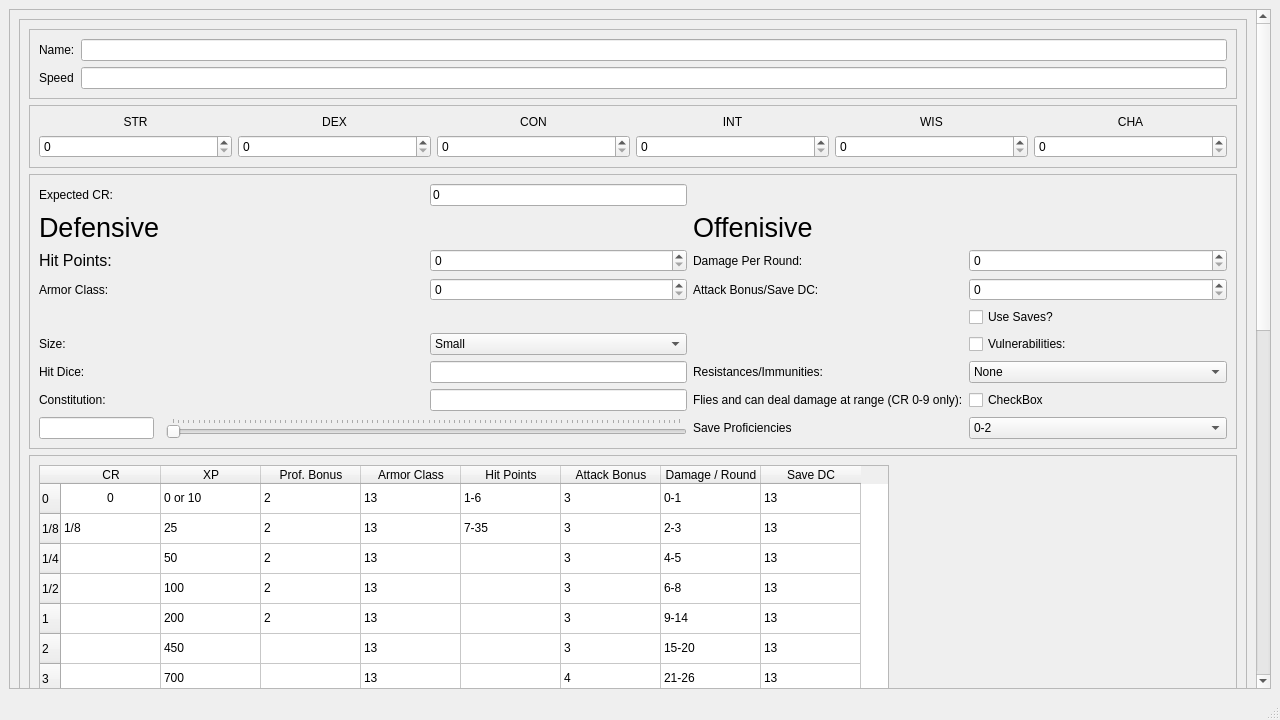
Qt form UI/mainScreen.ui (TheNephalian/Senior-Project) before a commit.
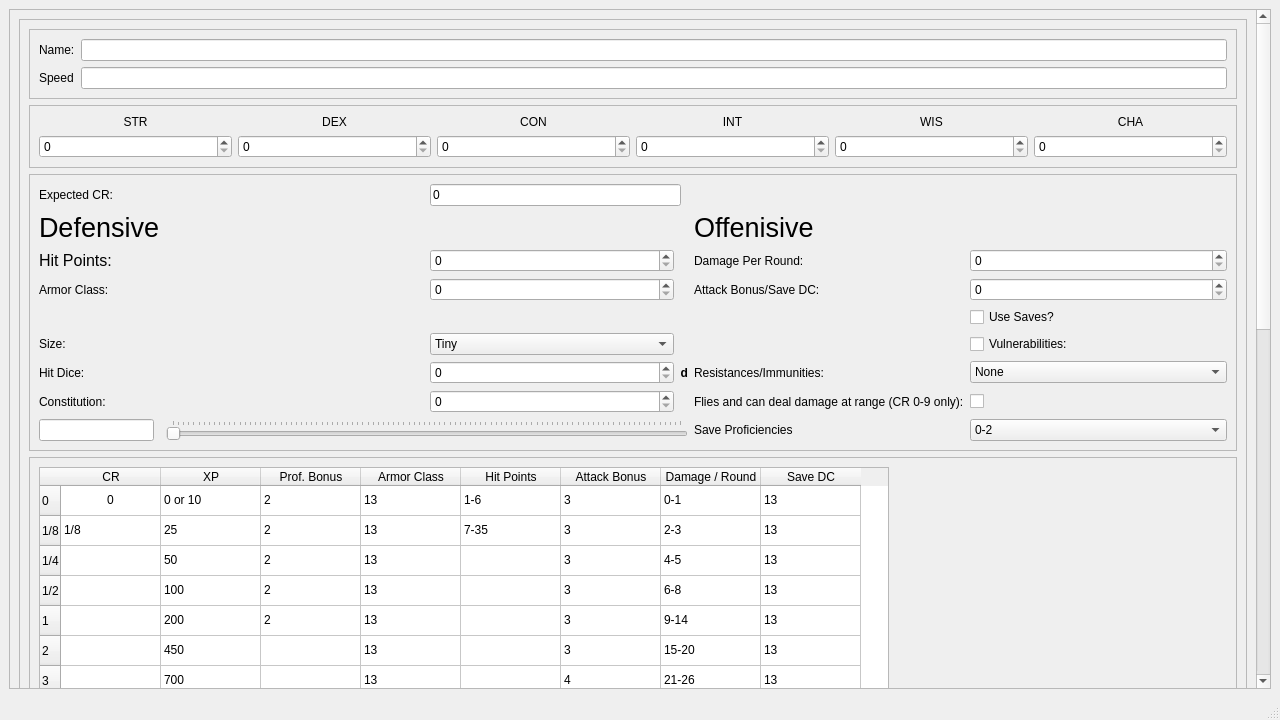
The same form after that commit.

The edit to the form file:
```diff
--- a/UI/mainScreen.ui
+++ b/UI/mainScreen.ui
@@ -210,107 +210,33 @@
               <property name="sizeConstraint">
                <enum>QLayout::SetDefaultConstraint</enum>
               </property>
-              <item row="5" column="3">
-               <widget class="QLabel" name="label_9">
+              <item row="10" column="5">
+               <widget class="QLabel" name="label_11">
                 <property name="text">
-                 <string>Attack Bonus/Save DC:</string>
+                 <string>Flies and can deal damage at range (CR 0-9 only):</string>
                 </property>
                </widget>
               </item>
-              <item row="1" column="2">
-               <spacer name="horizontalSpacer_4">
+              <item row="1" column="1">
+               <spacer name="horizontalSpacer_3">
                 <property name="orientation">
                  <enum>Qt::Horizontal</enum>
                 </property>
                 <property name="sizeHint" stdset="0">
                  <size>
-                  <width>40</width>
+                  <width>0</width>
                   <height>20</height>
                  </size>
                 </property>
                </spacer>
               </item>
-              <item row="0" column="0">
-               <widget class="QLabel" name="label_13">
-                <property name="maximumSize">
-                 <size>
-                  <width>16777215</width>
-                  <height>40</height>
-                 </size>
-                </property>
-                <property name="text">
-                 <string>Expected CR:</string>
-                </property>
-               </widget>
-              </item>
-              <item row="0" column="2">
-               <widget class="QLineEdit" name="lineEdit_6">
-                <property name="text">
-                 <string>0</string>
-                </property>
-               </widget>
-              </item>
-              <item row="4" column="2">
-               <widget class="QSpinBox" name="spinBox"/>
-              </item>
-              <item row="8" column="2">
-               <widget class="QComboBox" name="comboBox_3">
-                <item>
-                 <property name="text">
-                  <string>Small</string>
-                 </property>
-                </item>
-                <item>
-                 <property name="text">
-                  <string>Med</string>
-                 </property>
-                </item>
-                <item>
-                 <property name="text">
-                  <string>Large</string>
-                 </property>
-                </item>
-               </widget>
-              </item>
-              <item row="11" column="0">
-               <widget class="QLineEdit" name="sliderValTxt">
-                <property name="maximumSize">
-                 <size>
-                  <width>115</width>
-                  <height>16777215</height>
-                 </size>
-                </property>
-               </widget>
-              </item>
-              <item row="9" column="3">
+              <item row="9" column="5">
                <widget class="QLabel" name="label_12">
                 <property name="text">
                  <string>Resistances/Immunities:</string>
                 </property>
                </widget>
               </item>
-              <item row="9" column="2">
-               <widget class="QLineEdit" name="lineEdit_7"/>
-              </item>
-              <item row="9" column="0">
-               <widget class="QLabel" name="label_5">
-                <property name="text">
-                 <string>Hit Dice:</string>
-                </property>
-               </widget>
-              </item>
-              <item row="1" column="3">
-               <widget class="QLabel" name="label_8">
-                <property name="font">
-                 <font>
-                  <pointsize>20</pointsize>
-                 </font>
-                </property>
-                <property name="text">
-                 <string>Offenisive</string>
-                </property>
-               </widget>
-              </item>
               <item row="5" column="0">
                <widget class="QLabel" name="label_3">
                 <property name="text">
@@ -318,8 +244,36 @@
                 </property>
                </widget>
               </item>
-              <item row="11" column="4">
-               <widget class="QComboBox" name="comboBox_2">
+              <item row="9" column="0">
+               <widget class="QLabel" name="label_5">
+                <property name="text">
+                 <string>Hit Dice:</string>
+                </property>
+               </widget>
+              </item>
+              <item row="1" column="0">
+               <widget class="QLabel" name="label">
+                <property name="maximumSize">
+                 <size>
+                  <width>16777215</width>
+                  <height>40</height>
+                 </size>
+                </property>
+                <property name="font">
+                 <font>
+                  <pointsize>20</pointsize>
+                 </font>
+                </property>
+                <property name="text">
+                 <string>Defensive</string>
+                </property>
+               </widget>
+              </item>
+              <item row="4" column="6">
+               <widget class="QSpinBox" name="dprSpinBox"/>
+              </item>
+              <item row="11" column="6">
+               <widget class="QComboBox" name="saveComboBox">
                 <item>
                  <property name="text">
                   <string>0-2</string>
@@ -337,8 +291,35 @@
                 </item>
                </widget>
               </item>
-              <item row="1" column="1">
-               <spacer name="horizontalSpacer_3">
+              <item row="8" column="6">
+               <widget class="QCheckBox" name="vulCheckBox">
+                <property name="text">
+                 <string>Vulnerabilities:</string>
+                </property>
+               </widget>
+              </item>
+              <item row="5" column="6">
+               <widget class="QSpinBox" name="attkBonSpinBox"/>
+              </item>
+              <item row="10" column="2">
+               <widget class="QSpinBox" name="constitSpinBox"/>
+              </item>
+              <item row="8" column="0">
+               <widget class="QLabel" name="label_4">
+                <property name="text">
+                 <string>Size:</string>
+                </property>
+               </widget>
+              </item>
+              <item row="10" column="0">
+               <widget class="QLabel" name="label_6">
+                <property name="text">
+                 <string>Constitution:</string>
+                </property>
+               </widget>
+              </item>
+              <item row="1" column="6">
+               <spacer name="horizontalSpacer_6">
                 <property name="orientation">
                  <enum>Qt::Horizontal</enum>
                 </property>
@@ -347,17 +328,17 @@
                 </property>
                 <property name="sizeHint" stdset="0">
                  <size>
-                  <width>0</width>
+                  <width>40</width>
                   <height>20</height>
                  </size>
                 </property>
                </spacer>
               </item>
-              <item row="9" column="4">
-               <widget class="QComboBox" name="comboBox">
+              <item row="8" column="2">
+               <widget class="QComboBox" name="sizeComboBox">
                 <item>
                  <property name="text">
-                  <string>None</string>
+                  <string>Tiny</string>
                  </property>
                 </item>
                 <item>
@@ -370,6 +351,38 @@
                   <string>Immunities</string>
                  </property>
                 </item>
+                <item>
+                 <property name="text">
+                  <string>Large</string>
+                 </property>
+                </item>
+                <item>
+                 <property name="text">
+                  <string>Huge</string>
+                 </property>
+                </item>
+                <item>
+                 <property name="text">
+                  <string>Gargantuan</string>
+                 </property>
+                </item>
+               </widget>
+              </item>
+              <item row="11" column="0">
+               <widget class="QLineEdit" name="sliderValTxt">
+                <property name="maximumSize">
+                 <size>
+                  <width>115</width>
+                  <height>16777215</height>
+                 </size>
+                </property>
+               </widget>
+              </item>
+              <item row="10" column="6">
+               <widget class="QCheckBox" name="fliesCheckBox">
+                <property name="text">
+                 <string/>
+                </property>
                </widget>
               </item>
               <item row="4" column="0">
@@ -384,54 +397,56 @@
                 </property>
                </widget>
               </item>
-              <item row="7" column="4">
-               <widget class="QCheckBox" name="checkBox">
+              <item row="7" column="6">
+               <widget class="QCheckBox" name="savesCheckBox">
                 <property name="text">
                  <string>Use Saves?</string>
                 </property>
                </widget>
               </item>
-              <item row="1" column="0">
-               <widget class="QLabel" name="label">
-                <property name="maximumSize">
-                 <size>
-                  <width>16777215</width>
-                  <height>40</height>
-                 </size>
+              <item row="9" column="3" colspan="2">
+               <widget class="QLabel" name="diceLabel">
+                <property name="font">
+                 <font>
+                  <bold>true</bold>
+                 </font>
                 </property>
+                <property name="text">
+                 <string>d</string>
+                </property>
+                <property name="alignment">
+                 <set>Qt::AlignRight|Qt::AlignTrailing|Qt::AlignVCenter</set>
+                </property>
+               </widget>
+              </item>
+              <item row="1" column="5">
+               <widget class="QLabel" name="label_8">
                 <property name="font">
                  <font>
                   <pointsize>20</pointsize>
                  </font>
                 </property>
                 <property name="text">
-                 <string>Defensive</string>
+                 <string>Offenisive</string>
                 </property>
                </widget>
               </item>
-              <item row="11" column="3">
+              <item row="5" column="5">
+               <widget class="QLabel" name="label_9">
+                <property name="text">
+                 <string>Attack Bonus/Save DC:</string>
+                </property>
+               </widget>
+              </item>
+              <item row="11" column="5">
                <widget class="QLabel" name="label_10">
                 <property name="text">
                  <string>Save Proficiencies</string>
                 </property>
                </widget>
               </item>
-              <item row="8" column="4">
-               <widget class="QCheckBox" name="checkBox_2">
-                <property name="text">
-                 <string>Vulnerabilities:</string>
-                </property>
-               </widget>
-              </item>
-              <item row="10" column="0">
-               <widget class="QLabel" name="label_6">
-                <property name="text">
-                 <string>Constitution:</string>
-                </property>
-               </widget>
-              </item>
-              <item row="1" column="4">
-               <spacer name="horizontalSpacer_6">
+              <item row="1" column="2" colspan="3">
+               <spacer name="horizontalSpacer_4">
                 <property name="orientation">
                  <enum>Qt::Horizontal</enum>
                 </property>
@@ -443,35 +458,29 @@
                 </property>
                </spacer>
               </item>
-              <item row="10" column="3">
-               <widget class="QLabel" name="label_11">
-                <property name="text">
-                 <string>Flies and can deal damage at range (CR 0-9 only):</string>
-                </property>
-               </widget>
+              <item row="4" column="2">
+               <widget class="QSpinBox" name="hitPointsSpinBox"/>
               </item>
-              <item row="10" column="4">
-               <widget class="QCheckBox" name="checkBox_3">
-                <property name="text">
-                 <string>CheckBox</string>
-                </property>
+              <item row="9" column="6">
+               <widget class="QComboBox" name="resComboBox">
+                <item>
+                 <property name="text">
+                  <string>None</string>
+                 </property>
+                </item>
+                <item>
+                 <property name="text">
+                  <string>Resistances</string>
+                 </property>
+                </item>
+                <item>
+                 <property name="text">
+                  <string>Immunities</string>
+                 </property>
+                </item>
                </widget>
               </item>
-              <item row="4" column="3">
-               <widget class="QLabel" name="label_7">
-                <property name="text">
-                 <string>Damage Per Round:</string>
-                </property>
-               </widget>
-              </item>
-              <item row="8" column="0">
-               <widget class="QLabel" name="label_4">
-                <property name="text">
-                 <string>Size:</string>
-                </property>
-               </widget>
-              </item>
-              <item row="11" column="1" colspan="2">
+              <item row="11" column="1" colspan="4">
                <widget class="QSlider" name="slider">
                 <property name="orientation">
                  <enum>Qt::Horizontal</enum>
@@ -481,17 +490,45 @@
                 </property>
                </widget>
               </item>
+              <item row="0" column="2" colspan="2">
+               <widget class="QLineEdit" name="exCRLineEdit">
+                <property name="text">
+                 <string>0</string>
+                </property>
+               </widget>
+              </item>
               <item row="5" column="2">
                <widget class="QSpinBox" name="spinBox_8"/>
               </item>
-              <item row="5" column="4">
-               <widget class="QSpinBox" name="spinBox_9"/>
+              <item row="0" column="0">
+               <widget class="QLabel" name="label_13">
+                <property name="maximumSize">
+                 <size>
+                  <width>16777215</width>
+                  <height>40</height>
+                 </size>
+                </property>
+                <property name="text">
+                 <string>Expected CR:</string>
+                </property>
+               </widget>
               </item>
-              <item row="4" column="4">
-               <widget class="QSpinBox" name="spinBox_10"/>
+              <item row="4" column="5">
+               <widget class="QLabel" name="label_7">
+                <property name="text">
+                 <string>Damage Per Round:</string>
+                </property>
+               </widget>
               </item>
-              <item row="10" column="2">
-               <widget class="QLineEdit" name="lineEdit_9"/>
+              <item row="9" column="2">
+               <widget class="QSpinBox" name="diceSpinBox">
+                <property name="minimumSize">
+                 <size>
+                  <width>244</width>
+                  <height>0</height>
+                 </size>
+                </property>
+               </widget>
               </item>
              </layout>
             </widget>
```
Left out of the diff: 28 changed lines with no effect on the pictures.
